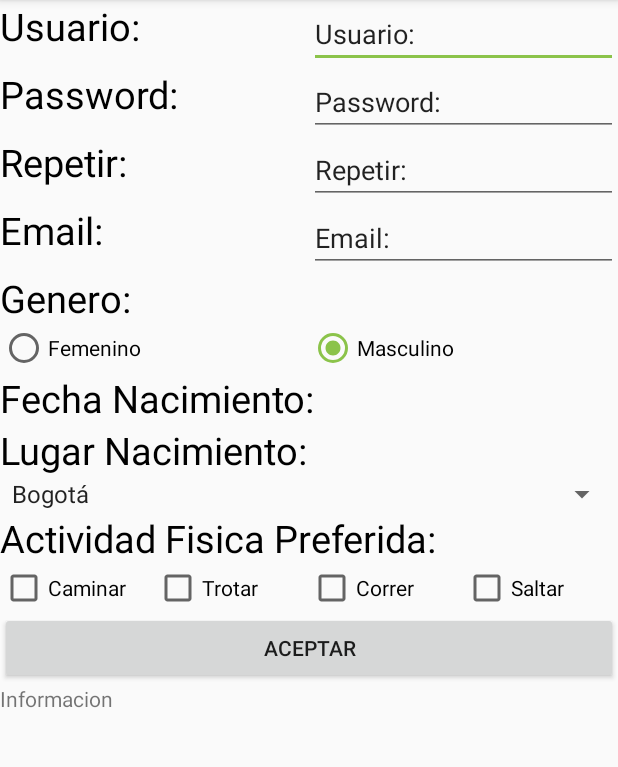
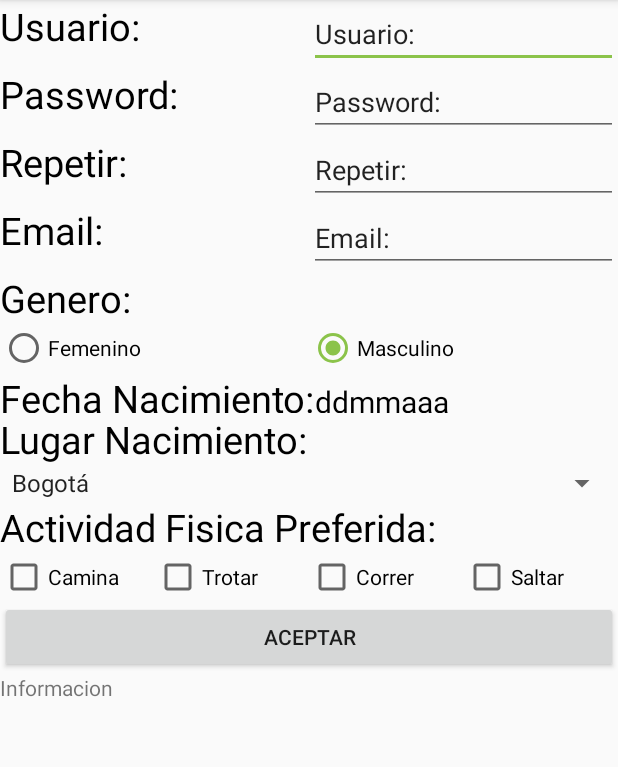
Before and after one commit to andreshurtador/Formulary, an Android app: the screen it shows after launch (MainActivity), on a phone screen of 412 x 824 dp, the part 84-851 px from its top. Run offline under Robolectric (Android 15) with nearby library versions, the phone set to English and light mode, and no system bars.

Commit message:
Version con interfaz lista, falta implementar datepicker spinner funcionando

```diff
--- a/app/src/main/res/layout/activity_main.xml
+++ b/app/src/main/res/layout/activity_main.xml
@@ -152,13 +152,19 @@
                 android:orientation="horizontal">
 
                 <TextView
-                    android:id="@+id/tFecha"
-                    android:layout_width="0dp"
+                    android:onClick="showDatePickerDialog"
+                    android:layout_width="wrap_content"
                     android:layout_height="match_parent"
-                    android:layout_weight="1"
                     android:text="@string/fecha"
                     android:textColor="@color/black"
                     android:textSize="25sp" />
+                <TextView
+                    android:id="@+id/tFecha"
+                    android:layout_width="match_parent"
+                    android:layout_height="wrap_content"
+                    android:text="@string/ddmmaaaa"
+                    android:textColor="@color/black"
+                    android:textSize="20sp" />
             </LinearLayout>
 
             <LinearLayout
@@ -184,9 +190,8 @@
                 <Spinner
                     android:id="@+id/sCiudades"
                     android:layout_width="0dp"
-                    android:layout_weight="1"
                     android:layout_height="wrap_content"
-                    />
+                    android:layout_weight="1" />
             </LinearLayout>
 
             <LinearLayout
--- a/app/src/main/res/values/strings.xml
+++ b/app/src/main/res/values/strings.xml
@@ -13,9 +13,10 @@
     <string name="correr">Correr</string>
     <string name="saltar">Saltar</string>
     <string name="trotar">Trotar</string>
-    <string name="caminar">Caminar</string>
+    <string name="caminar">Camina</string>
     <string name="actividad">Actividad Fisica Preferida:</string>
     <string name="genero">Genero:</string>
+    <string name="ddmmaaaa">ddmmaaa</string>
 
     <string-array name="ciudades">
         <item>Bogotá</item>
```
